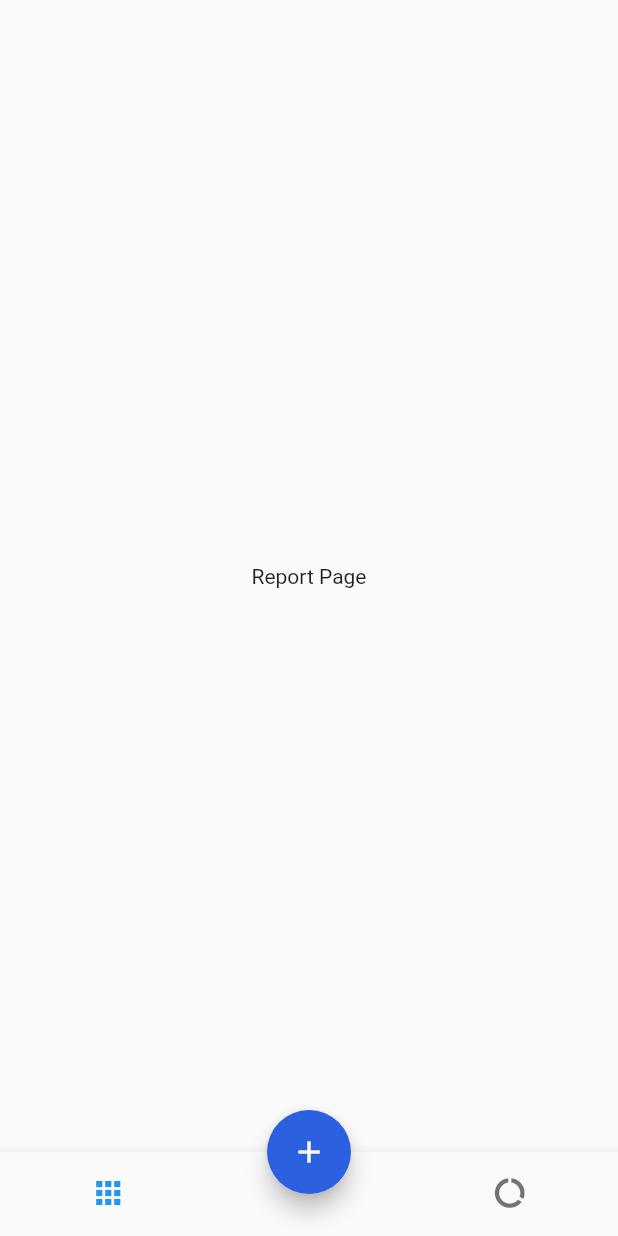
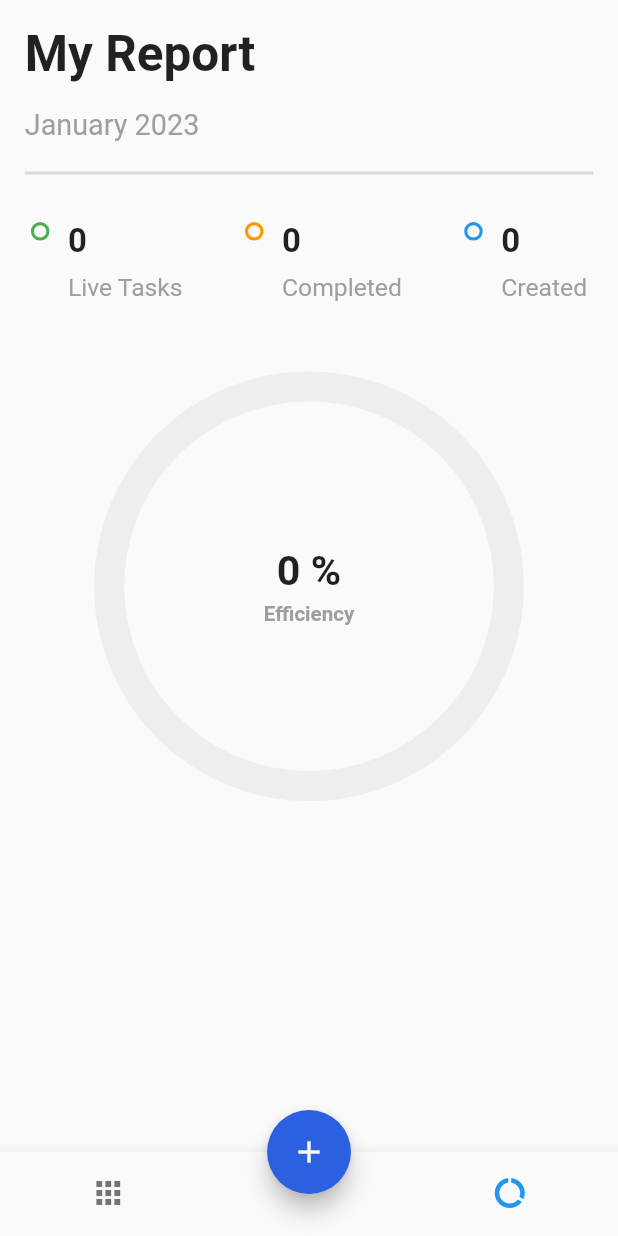
Before and after one commit to Dev2Web15/Webapp_Task_Manager, a Flutter app: the screen it shows after launch, item 2 of the bottom bar chosen, on a phone screen of 412 x 824 dp. Run offline on Flutter 3.47's test engine with Material 2 defaults, Android fonts, the phone set to English and light mode, and no system bars; drawn by our look-alikes of step_progress_indicator; our stand-ins replace dotted_border, equatable, flutter_easyloading, get, get_storage.

Commit message:
update app

```diff
--- a/lib/app/modules/detail/view.dart
+++ b/lib/app/modules/detail/view.dart
@@ -15,7 +15,9 @@
   Widget build(BuildContext context) {
     var task = homeCtrl.task.value!;
     var color = HexColor.fromHex(task.color);
-    return Scaffold(
+    return WillPopScope(
+      onWillPop: () async => false,
+      child: Scaffold(
         body: Form(
           key: homeCtrl.formKey,
           child: ListView(
@@ -139,6 +141,7 @@
             ],
           ),
         ),
+      ),
     );
   }
 }
--- a/lib/app/modules/home/controller.dart
+++ b/lib/app/modules/home/controller.dart
@@ -147,4 +147,28 @@
     }
     return res;
   }
+
+  int getTotalTask () {
+    var res = 0;
+    for (int i = 0; i < tasks.length; i++) {
+      if (tasks[i].todos != null) {
+        res += tasks[i].todos!.length;
+      }
+    }
+    return res;
+  }
+
+  int getTotalDoneTask() {
+    var res = 0;
+  for (int i = 0; i < tasks.length; i++) {
+  if (tasks[i].todos != null) {
+    for (int j = 0; j < tasks[i].todos!.length; j ++) {
+      if (tasks[i].todos![j]["done"] == true) {
+        res += 1;
+  }
+  }
+  }
+  }
+  return res;
 }
+}
--- a/lib/app/modules/home/view.dart
+++ b/lib/app/modules/home/view.dart
@@ -86,7 +86,13 @@
         },
       ),
       floatingActionButtonLocation: FloatingActionButtonLocation.centerDocked,
-      bottomNavigationBar: BottomNavigationBar(
+      bottomNavigationBar: Theme(
+        data: ThemeData(
+          splashColor: Colors.transparent,
+          highlightColor: Colors.transparent,
+        ),
+        child: Obx(
+            () => BottomNavigationBar(
             onTap: (int index) => controller.changeTabIndex(index),
             currentIndex: controller.tabIndex.value,
             showSelectedLabels: false,
@@ -111,6 +117,8 @@
                   ))
             ],
           ),
+        ),
+      ),
     );
   }
 }
--- a/lib/app/modules/report/view.dart
+++ b/lib/app/modules/report/view.dart
@@ -1,14 +1,144 @@
 import 'package:flutter/material.dart';
+import 'package:get/get.dart';
+import 'package:get/get_core/src/get_main.dart';
+import 'package:step_progress_indicator/step_progress_indicator.dart';
+import 'package:task_manager/app/core/utils/extensions.dart';
+import 'package:task_manager/app/core/values/colors.dart';
+import 'package:task_manager/app/modules/home/controller.dart';
+import 'package:intl/intl.dart';
 
 class ReportPage extends StatelessWidget {
+  final homeCtrl = Get.find<HomeController>();
   ReportPage({Key? key}) : super(key: key);
 
   @override
   Widget build(BuildContext context) {
-    return Scaffold(
-      body: Center(
-        child: Text ("Report Page"),
+    return WillPopScope(
+      onWillPop: () async => false,
+      child: Scaffold(
+        body: SafeArea(
+          child: Obx(() {
+            var createdTasks = homeCtrl.getTotalTask();
+            var completedTasks = homeCtrl.getTotalDoneTask();
+            var liveTasks = createdTasks - completedTasks;
+            var percent = (completedTasks / createdTasks * 100).toStringAsFixed(
+                0);
+            return ListView(
+              children: [
+                Padding(
+                  padding: EdgeInsets.all(4.0.wp),
+                  child: Text("My Report",style: TextStyle(
+                    fontSize: 24.0.sp,
+                    fontWeight: FontWeight.bold,
+                  ),),
+                ),
+                Padding(
+                  padding: EdgeInsets.symmetric(horizontal: 4.0.wp),
+                  child: Text(
+                      DateFormat.yMMMM().format(DateTime.now()),
+                  style: TextStyle(
+                    fontSize: 14.0.sp,
+                    color: Colors.grey,
+                  ),),
+                ),
+                Padding(
+                  padding: EdgeInsets.symmetric(
+                    vertical: 3.0.wp,
+                    horizontal: 4.0.wp,
+                  ),
+                  child: Divider(thickness: 2,),
+                ),
+                Padding(
+                  padding: EdgeInsets.symmetric(
+                    vertical: 3.0.wp,
+                    horizontal: 5.0.wp
+                  ),
+                  child: Row(
+                    mainAxisAlignment: MainAxisAlignment.spaceBetween,
+                    children: [
+                      _buildStatus(Colors.green, liveTasks, "Live Tasks"),
+                      _buildStatus(Colors.orange, completedTasks, "Completed"),
+                      _buildStatus(Colors.blue, createdTasks, "Created"),
+                    ],
+                  ),
+                ),
+                SizedBox(height: 8.0.wp,),
+                UnconstrainedBox(
+                  child: SizedBox(
+                    width: 70.0.wp,
+                    height: 70.0.wp,
+                    child: CircularStepProgressIndicator(
+                      totalSteps: createdTasks == 0 ? 1 : createdTasks,
+                      currentStep: completedTasks,
+                      stepSize: 20,
+                      selectedColor: green,
+                      unselectedColor: Colors.grey[200],
+                      padding: 0,
+                      width: 150,
+                      height: 150,
+                      selectedStepSize: 22,
+                      roundedCap: (_, __) => true,
+                      child: Column(
+                        mainAxisAlignment: MainAxisAlignment.center,
+                        children: [Text("${createdTasks == 0 ? 0 : percent} %",
+                        style: TextStyle(
+                          fontWeight: FontWeight.bold,
+                          fontSize: 20.0.sp,
+                        ),
+                        ),
+                          SizedBox(height: 1.0.wp,),
+                          Text("Efficiency",
+                          style: TextStyle(
+                            fontWeight: FontWeight.bold,
+                            color: Colors.grey,
+                            fontSize: 10.0.sp,
+                          ),)
+                        ],
+                      ),
+                    ),
+                  ),
+                )
+              ],
+            );
+          }),
+        )
       ),
     );
   }
 }
+
+Row _buildStatus(Color color, int number, String text) {
+  return Row(
+    crossAxisAlignment: CrossAxisAlignment.start,
+    children: [
+    Container(
+      height: 3.0.wp,
+        width: 3.0.wp,
+        decoration: BoxDecoration(
+          shape: BoxShape.circle,
+          border: Border.all(
+            width: 0.5.wp,
+            color: color,
+          ),
+        ),
+    ),
+      SizedBox(width: 3.0.wp,),
+      Column(
+        crossAxisAlignment: CrossAxisAlignment.start,
+        children: [
+          Text("$number",
+          style: TextStyle(
+            fontWeight: FontWeight.bold,
+            fontSize: 16.0.sp,
+          ),
+          ),
+          SizedBox(height: 2.0.wp,),
+          Text(text,
+          style: TextStyle(
+            fontSize: 12.0.sp,
+            color: Colors.grey,
+          ),)
+        ],
+      )
+  ],);
+}
--- a/pubspec.yaml
+++ b/pubspec.yaml
@@ -18,6 +18,7 @@
   flutter_easyloading: ^3.0.5
   dotted_border: ^2.0.0+3
   step_progress_indicator: ^1.0.2
+  intl: ^0.18.0
 
 dev_dependencies:
   flutter_test:
```
Also changed, not shown: pubspec.lock. Lines whose indentation alone changed are shown as unchanged.
